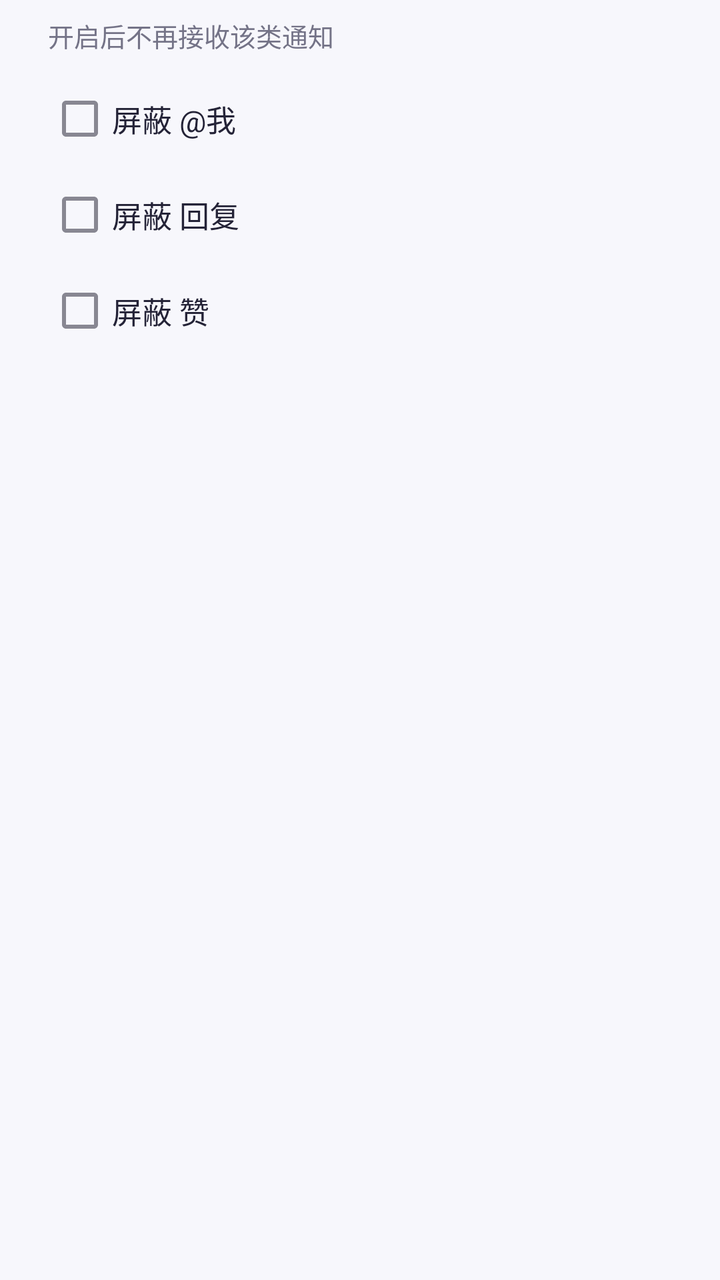
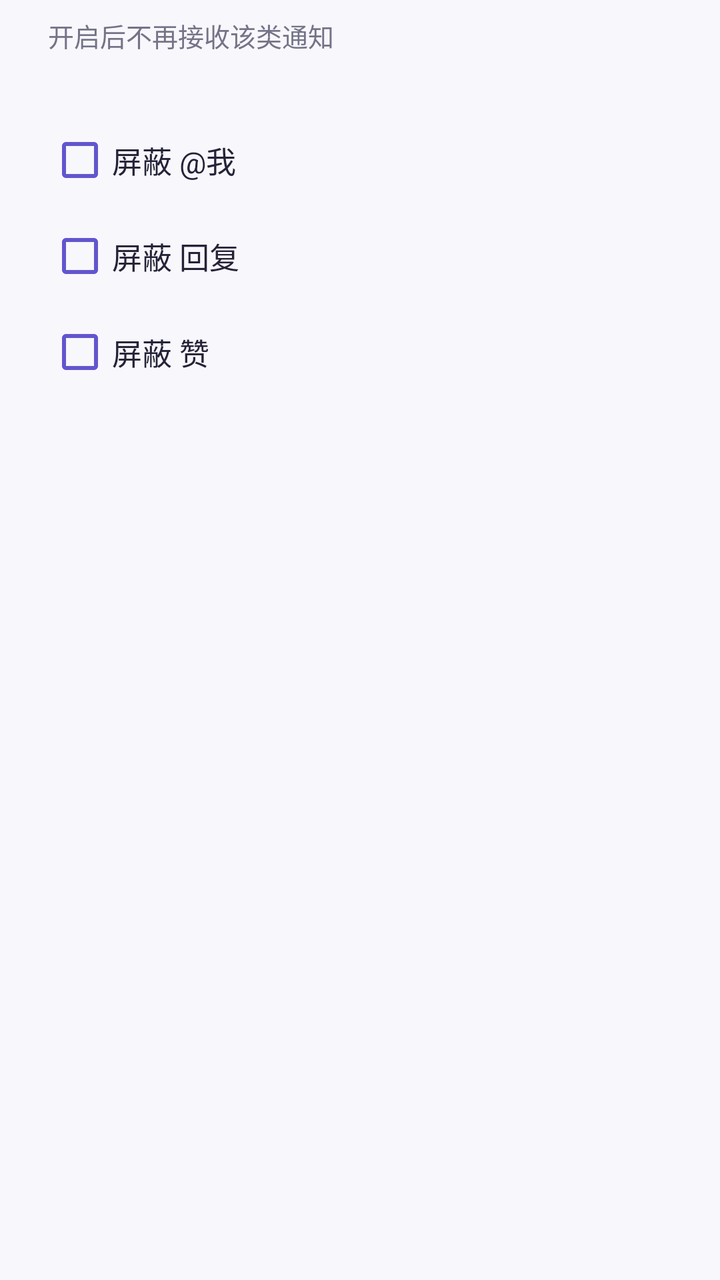

Two renders of the same Android screen: before a commit and after it. Below are the layout's source before the change and the commit's diff.
<!-- AndroidManifest.xml: application theme AppTheme -->
<!-- res/layout/dialog_notification_settings.xml -->
<?xml version="1.0" encoding="utf-8"?>
<LinearLayout xmlns:android="http://schemas.android.com/apk/res/android"
    android:layout_width="match_parent"
    android:layout_height="wrap_content"
    android:orientation="vertical"
    android:paddingStart="24dp"
    android:paddingEnd="24dp"
    android:paddingTop="8dp"
    android:paddingBottom="8dp">

    <TextView
        android:layout_width="match_parent"
        android:layout_height="wrap_content"
        android:text="@string/messages_mute_hint"
        android:textSize="13sp"
        android:textColor="@color/profile_muted"
        android:paddingBottom="8dp" />

    <CheckBox
        android:id="@+id/ns_mention"
        android:layout_width="match_parent"
        android:layout_height="wrap_content"
        android:text="@string/messages_mute_mention"
        android:textSize="15sp"
        android:textColor="@color/profile_ink" />

    <CheckBox
        android:id="@+id/ns_reply"
        android:layout_width="match_parent"
        android:layout_height="wrap_content"
        android:text="@string/messages_mute_reply"
        android:textSize="15sp"
        android:textColor="@color/profile_ink" />

    <CheckBox
        android:id="@+id/ns_like"
        android:layout_width="match_parent"
        android:layout_height="wrap_content"
        android:text="@string/messages_mute_like"
        android:textSize="15sp"
        android:textColor="@color/profile_ink" />

</LinearLayout>
<!-- resources referenced by this layout -->
<resources>
  <color name="profile_ink">#242337</color>
  <color name="profile_muted">#747387</color>
  <string name="messages_mute_hint">开启后不再接收该类通知</string>
  <string name="messages_mute_like">屏蔽 赞</string>
  <string name="messages_mute_mention">屏蔽 @我</string>
  <string name="messages_mute_reply">屏蔽 回复</string>
  <style name="AppTheme" parent="Theme.MaterialComponents.Light.NoActionBar">
          
          <item name="colorPrimary">@color/profile_accent</item>
          <item name="colorPrimaryVariant">@color/brand_violet_deep</item>
          <item name="colorOnPrimary">@color/white</item>
  
          
          <item name="colorSecondary">@color/brand_violet_light</item>
          <item name="colorSecondaryVariant">@color/brand_violet</item>
          <item name="colorOnSecondary">@color/white</item>
  
          
          <item name="android:colorBackground">@color/profile_bg</item>
          <item name="colorSurface">@color/profile_surface</item>
          <item name="colorOnBackground">@color/profile_ink</item>
          <item name="colorOnSurface">@color/profile_ink</item>
          <item name="colorError">@color/profile_error</item>
  
          
          <item name="android:statusBarColor">@color/profile_bg</item>
          <item name="android:windowLightStatusBar">true</item>
          <item name="android:navigationBarColor">@color/profile_surface</item>
          <item name="android:windowLightNavigationBar" tools:targetApi="o_mr1">true</item>
          <item name="android:windowBackground">@color/profile_bg</item>
  
          
          <item name="colorControlHighlight">@color/accent_ripple</item>
          <item name="rippleColor">@color/accent_ripple</item>
  
          
          <item name="shapeAppearanceSmallComponent">@style/ShapeRounded.Small</item>
          <item name="shapeAppearanceMediumComponent">@style/ShapeRounded.Medium</item>
          <item name="shapeAppearanceLargeComponent">@style/ShapeRounded.Large</item>
  
          
          <item name="materialButtonStyle">@style/Widget.PixelFlow.Button</item>
          <item name="textAppearanceButton">@style/TextAppearance.MaterialComponents.Button</item>
      </style>
  <color name="profile_accent">#6155CE</color>
  <color name="brand_violet_deep">#FF4A3FB8</color>
  <color name="white">#FFFFFFFF</color>
  <color name="brand_violet_light">#FF8B7FF5</color>
  <color name="brand_violet">#FF6155CE</color>
  <color name="profile_bg">#F7F7FC</color>
  <color name="profile_surface">#FFFFFF</color>
  <color name="profile_error">#B3261E</color>
  <color name="accent_ripple">#1F6155CE</color>
  <style name="ShapeRounded.Small" parent="ShapeAppearance.MaterialComponents.SmallComponent">
          <item name="cornerFamily">rounded</item>
          <item name="cornerSize">@dimen/radius_control</item>
      </style>
  <style name="ShapeRounded.Medium" parent="ShapeAppearance.MaterialComponents.MediumComponent">
          <item name="cornerFamily">rounded</item>
          <item name="cornerSize">@dimen/radius_card</item>
      </style>
  <style name="ShapeRounded.Large" parent="ShapeAppearance.MaterialComponents.LargeComponent">
          <item name="cornerFamily">rounded</item>
          <item name="cornerSize">24dp</item>
      </style>
  <style name="Widget.PixelFlow.Button" parent="Widget.MaterialComponents.Button">
          <item name="android:minHeight">52dp</item>
          <item name="android:textSize">15sp</item>
          <item name="android:textAllCaps">false</item>
          <item name="android:insetTop">0dp</item>
          <item name="android:insetBottom">0dp</item>
          <item name="cornerRadius">@dimen/radius_pill</item>
          <item name="android:textColor">@color/white</item>
      </style>
  <dimen name="radius_control">12dp</dimen>
  <dimen name="radius_card">16dp</dimen>
  <dimen name="radius_pill">22dp</dimen>
</resources>

<!-- the commit's change to res/layout/dialog_notification_settings.xml (unified diff, before → after) -->
@@ -11,31 +11,39 @@
     <TextView
         android:layout_width="match_parent"
         android:layout_height="wrap_content"
+        android:minHeight="48dp"
+        android:buttonTint="@color/profile_accent"
         android:text="@string/messages_mute_hint"
         android:textSize="13sp"
         android:textColor="@color/profile_muted"
         android:paddingBottom="8dp" />
 
-    <CheckBox
+    <com.google.android.material.checkbox.MaterialCheckBox
         android:id="@+id/ns_mention"
         android:layout_width="match_parent"
         android:layout_height="wrap_content"
+        android:minHeight="48dp"
+        android:buttonTint="@color/profile_accent"
         android:text="@string/messages_mute_mention"
         android:textSize="15sp"
         android:textColor="@color/profile_ink" />
 
-    <CheckBox
+    <com.google.android.material.checkbox.MaterialCheckBox
         android:id="@+id/ns_reply"
         android:layout_width="match_parent"
         android:layout_height="wrap_content"
+        android:minHeight="48dp"
+        android:buttonTint="@color/profile_accent"
         android:text="@string/messages_mute_reply"
         android:textSize="15sp"
         android:textColor="@color/profile_ink" />
 
-    <CheckBox
+    <com.google.android.material.checkbox.MaterialCheckBox
         android:id="@+id/ns_like"
         android:layout_width="match_parent"
         android:layout_height="wrap_content"
+        android:minHeight="48dp"
+        android:buttonTint="@color/profile_accent"
         android:text="@string/messages_mute_like"
         android:textSize="15sp"
         android:textColor="@color/profile_ink" />
